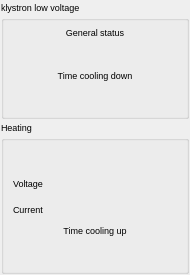
Qt form src/widgets/ui/klystronLV.ui (srgblnch/LinacGUI) before a commit.
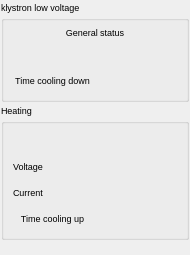
The same form after that commit. Custom widgets are drawn as their Qt base class.

Commit message: pop up widget minor changes in the minimum size of widget to adapt them to message sizes

Diff of the .ui file:
```diff
--- a/src/widgets/ui/klystronLV.ui
+++ b/src/widgets/ui/klystronLV.ui
@@ -52,6 +52,8 @@
        </widget>
       </item>
       <item>
+       <layout class="QHBoxLayout" name="horizontalLayout_4">
+        <item>
        <widget class="QLabel" name="LV_TimeLabel">
         <property name="text">
          <string>Time cooling down</string>
@@ -75,6 +77,8 @@
        </widget>
       </item>
      </layout>
+      </item>
+     </layout>
     </widget>
    </item>
    <item row="2" column="0">
@@ -87,8 +91,8 @@
      <property name="title">
       <string>Heating</string>
      </property>
-     <layout class="QVBoxLayout" name="verticalLayout_2">
-      <item>
+     <layout class="QGridLayout" name="gridLayout_2">
+      <item row="0" column="0">
        <widget class="TaurusLabel" name="heatStatus">
         <property name="minimumSize">
          <size>
@@ -98,7 +102,7 @@
         </property>
        </widget>
       </item>
-      <item>
+      <item row="1" column="0">
        <layout class="QHBoxLayout" name="horizontalLayout">
         <item>
          <widget class="QLabel" name="heatVLabel">
@@ -122,7 +126,7 @@
         </item>
        </layout>
       </item>
-      <item>
+      <item row="2" column="0">
        <layout class="QHBoxLayout" name="horizontalLayout_2">
         <item>
          <widget class="QLabel" name="heatILabel">
@@ -146,6 +150,8 @@
         </item>
        </layout>
       </item>
+      <item row="3" column="0">
+       <layout class="QHBoxLayout" name="horizontalLayout_3">
       <item>
        <widget class="QLabel" name="heatTLabel">
         <property name="text">
@@ -168,6 +174,8 @@
          <string> min</string>
         </property>
        </widget>
+        </item>
+       </layout>
       </item>
      </layout>
     </widget>
```
Lines whose indentation alone changed are shown as unchanged. The commit also changes 5 other files.
